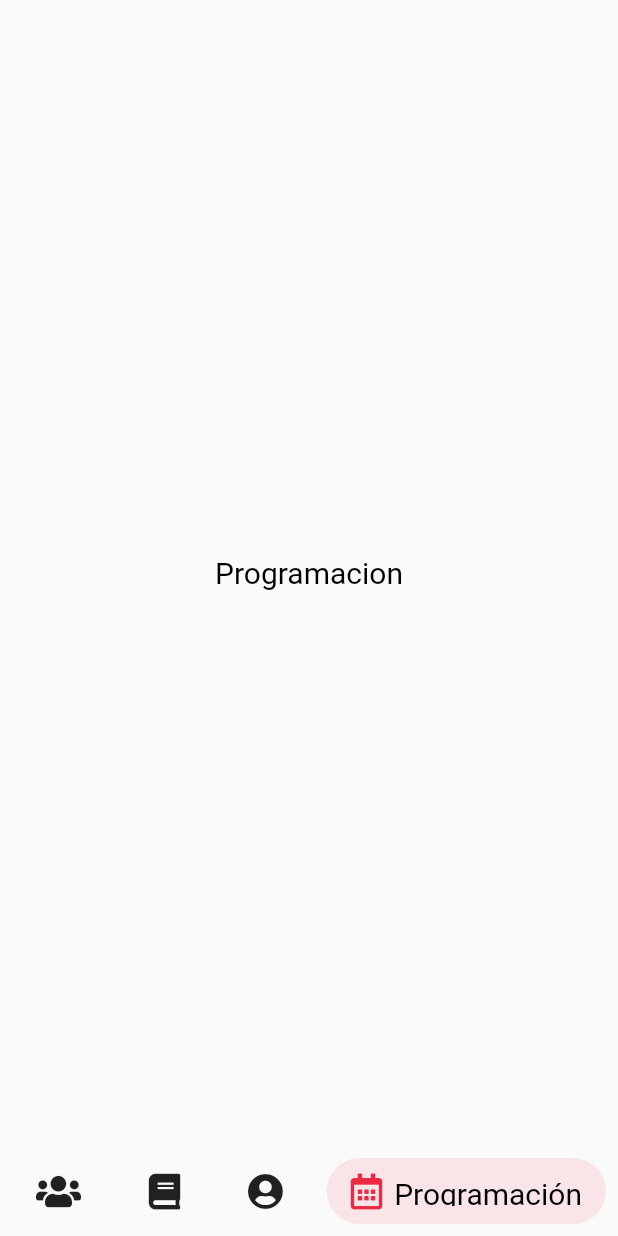
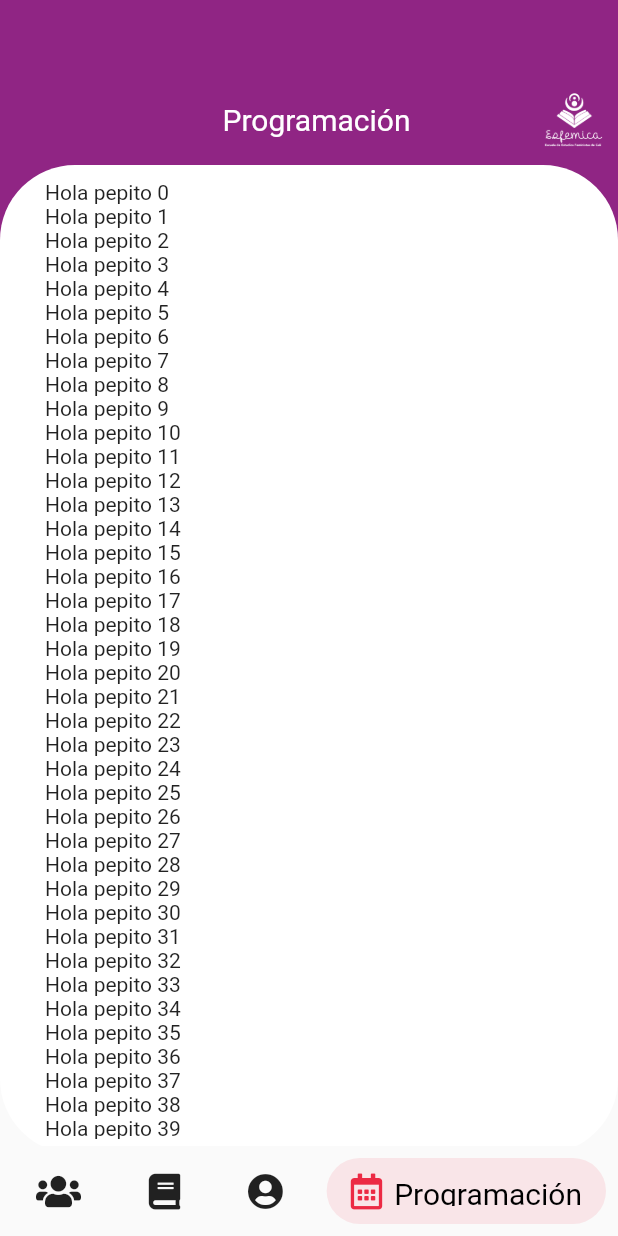
Before and after one commit to black-redoc/biblioteca_esfemica, a Flutter app: the screen it shows after launch, item 4 of the bottom bar chosen, on a phone screen of 412 x 824 dp. Run offline on Flutter 3.47's test engine with Material 2 defaults, Android fonts, the phone set to English and light mode, and no system bars; drawn by our look-alikes of salomon_bottom_bar; our stand-ins replace carousel_slider, flutter_bloc, font_awesome_flutter; network calls fail.

Commit message:
fixed bugs on PurpleTitleBar widget

```diff
--- a/lib/pages/AboutPage.dart
+++ b/lib/pages/AboutPage.dart
@@ -18,7 +18,7 @@ class AboutPage extends StatelessWidget {
     final size = MediaQuery.of(context).size;
 
     return Container(
-      child: PurpeTitleBar(
+      child: PurpleTitleBar(
         title: "Nosotras",
         body: Row(
           children: [
@@ -84,7 +84,7 @@ class AboutPage extends StatelessWidget {
                   Container(
                     child: _buildTeamListView()
                   ),
-                  SizedBox(height: 200)
+                  SizedBox(height: 20)
                 ],
               ),
             ),
--- a/lib/pages/EventsPage.dart
+++ b/lib/pages/EventsPage.dart
@@ -1,4 +1,5 @@
 import 'package:biblioteca_esfemica/widgets/texts/smallText.dart';
+import 'package:biblioteca_esfemica/widgets/titlebar/purpleTitleBar.dart';
 import 'package:flutter/material.dart';
 
 class EventsPage extends StatelessWidget {
@@ -6,9 +7,21 @@ class EventsPage extends StatelessWidget {
 
   @override
   Widget build(BuildContext context) {
-    return Container(
-      child: Center(
-        child: SmallText(text: "Programacion")
+    return PurpleTitleBar(
+      title: "Programación",
+      body: Row(
+        children: [
+          Expanded(
+            child: ListView.builder(
+              padding: EdgeInsets.zero,
+              shrinkWrap: true,
+              itemCount: 100,
+              itemBuilder:(context, index) {
+                return Text("Hola pepito $index");
+              }
+            ),
+          ),
+        ],
       ),
     );
   }
--- a/lib/widgets/titlebar/purpleTitleBar.dart
+++ b/lib/widgets/titlebar/purpleTitleBar.dart
@@ -1,11 +1,11 @@
 import 'package:biblioteca_esfemica/widgets/texts/smallText.dart';
 import 'package:flutter/material.dart';
 
-class PurpeTitleBar extends StatelessWidget {
+class PurpleTitleBar extends StatelessWidget {
   final String? title;
   final Widget? body;
   final Widget? leftButton;
-  const PurpeTitleBar({
+  const PurpleTitleBar({
     Key? key,
     @required this.title,
     this.leftButton,
@@ -44,7 +44,7 @@ class PurpeTitleBar extends StatelessWidget {
             top:110,
             child: Container(
               width: size.width,
-              height: size.height,
+              height: size.height * 0.8,
               padding: EdgeInsets.symmetric(vertical: 10, horizontal: 30),
               decoration: BoxDecoration(
                 color: Colors.white,
```
